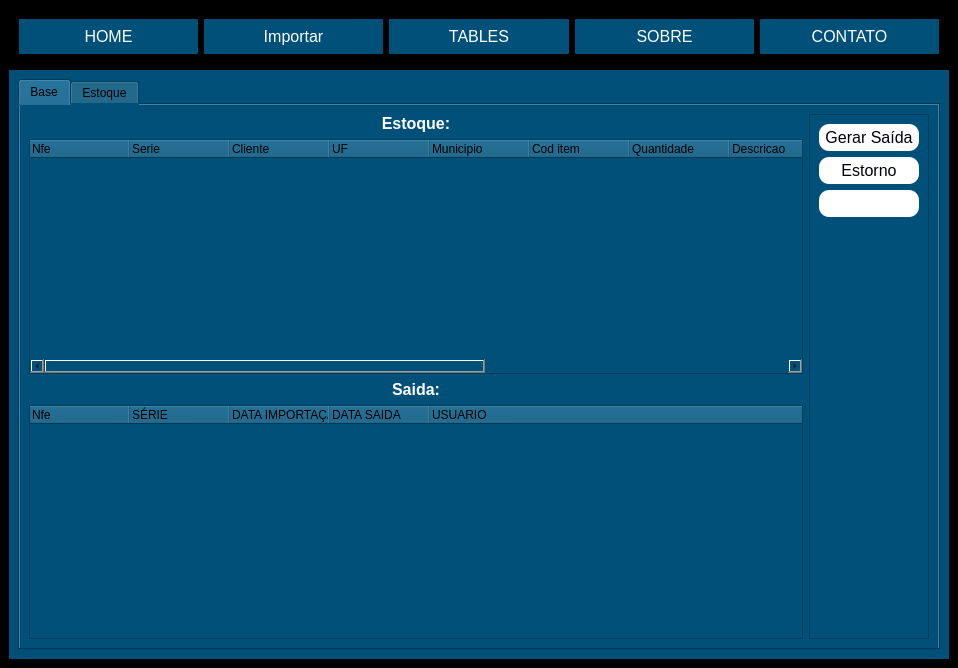
Old version of the form resources/ui_main.ui in the repository redersonrodrigues/sistema-de-gerenciamento-com-python.
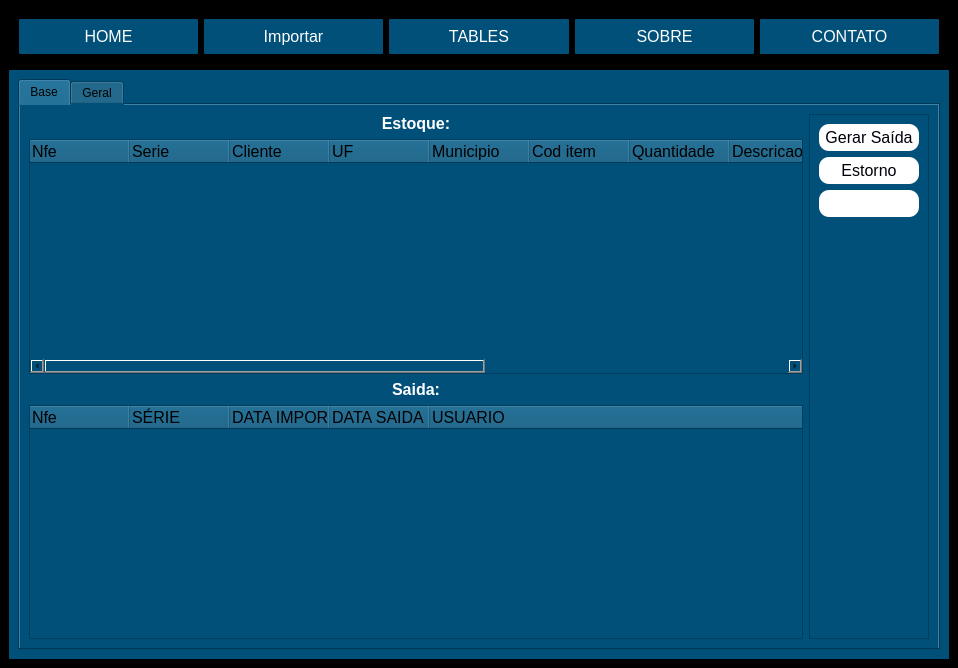
New version of the form. The open tabs and pages were chosen to show the change. Icons and pictures are not drawn.

Commit message: aula 38 aplicando filtro e corrigindo erro tb_geral que não mostrava dados

```diff
--- a/resources/ui_main.ui
+++ b/resources/ui_main.ui
@@ -446,6 +446,11 @@
                   </item>
                   <item>
                    <widget class="QTreeWidget" name="tw_estoque">
+                    <property name="font">
+                     <font>
+                      <pointsize>12</pointsize>
+                     </font>
+                    </property>
                     <column>
                      <property name="text">
                       <string>Nfe</string>
@@ -526,6 +531,11 @@
                   </item>
                   <item>
                    <widget class="QTreeWidget" name="tw_saida">
+                    <property name="font">
+                     <font>
+                      <pointsize>12</pointsize>
+                     </font>
+                    </property>
                     <column>
                      <property name="text">
                       <string>Nfe</string>
@@ -674,7 +684,7 @@
           </widget>
           <widget class="QWidget" name="tab_2">
            <attribute name="title">
-            <string>Estoque</string>
+            <string>Geral</string>
            </attribute>
            <layout class="QVBoxLayout" name="verticalLayout_11">
             <item>
```
Left out of the diff: 6 changed lines with no effect on the pictures. The commit also changes 10 other files.
